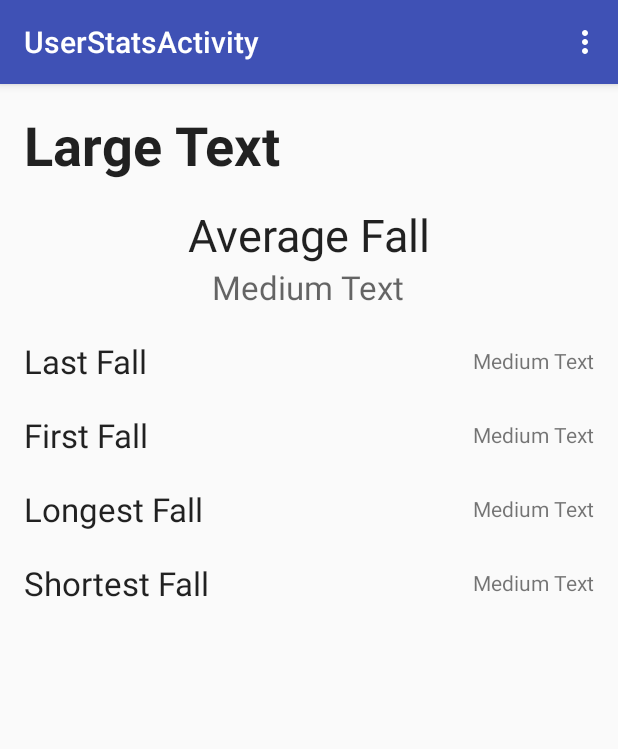
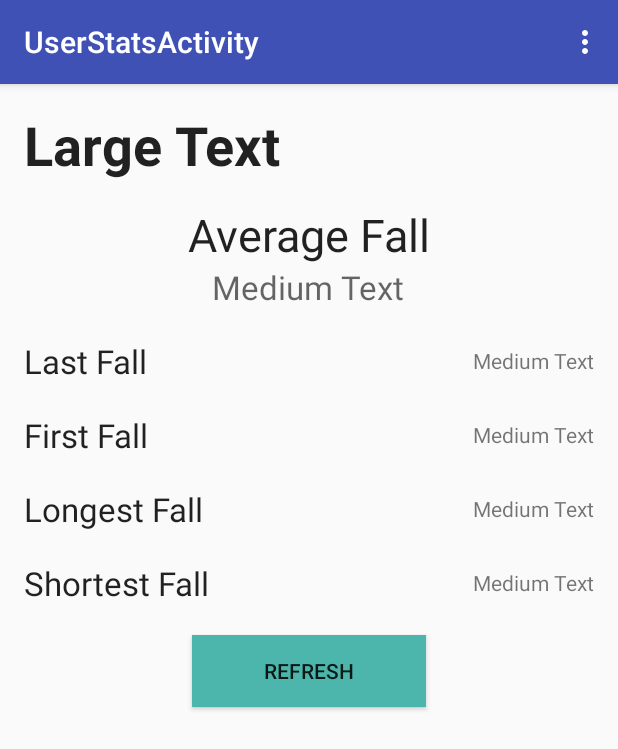
Before and after one commit to ryanhornik/freefallr, an Android app: the UserStatsActivity screen opened directly, with no data from a screen before it, on a phone screen of 412 x 824 dp. Shown: the top 749 px of the screen. Run offline under Robolectric (Android 15) with nearby library versions, the light colour scheme and no system bars; libraries missing offline, so code that uses them is left out: com.loopj.android, cz.msebera.android; 1 statement that could not run was skipped.

Commit message:
Refresh functionality added

```diff
--- a/app/src/main/java/com/freefaller/freefallr/UserStatsActivity.java
+++ b/app/src/main/java/com/freefaller/freefallr/UserStatsActivity.java
@@ -7,6 +7,8 @@ import android.support.v7.widget.Toolbar;
 import android.view.Menu;
 import android.view.MenuInflater;
 import android.view.MenuItem;
+import android.view.View;
+import android.widget.Button;
 import android.widget.TextView;
 
 import com.loopj.android.http.JsonHttpResponseHandler;
@@ -25,6 +27,7 @@ public class UserStatsActivity extends AppCompatActivity {
     TextView longest_fall;
     TextView shortest_fall;
     TextView average_fall;
+    Button refresh;
 
     @Override
     protected void onCreate(Bundle savedInstanceState) {
@@ -40,6 +43,14 @@ public class UserStatsActivity extends AppCompatActivity {
         first_fall = (TextView) findViewById(R.id.first_fall);
         longest_fall = (TextView) findViewById(R.id.longest_fall);
         shortest_fall = (TextView) findViewById(R.id.shortest_fall);
+        refresh = (Button) findViewById(R.id.refresh);
+
+        refresh.setOnClickListener(new View.OnClickListener() {
+            @Override
+            public void onClick(View v) {
+                FreeFallrHttpClient.get("/stats/", new RequestParams(), new UserStatsHandler());
+            }
+        });
     }
 
     class UserStatsHandler extends JsonHttpResponseHandler {
--- a/app/src/main/res/layout/content_user_stats.xml
+++ b/app/src/main/res/layout/content_user_stats.xml
@@ -11,7 +11,8 @@
     android:paddingTop="@dimen/activity_vertical_margin"
     app:layout_behavior="@string/appbar_scrolling_view_behavior"
     tools:context="com.freefaller.freefallr.UserStatsActivity"
-    tools:showIn="@layout/activity_user_stats">
+    tools:showIn="@layout/activity_user_stats"
+    android:visibility="visible">
 
     <TextView
         android:layout_width="wrap_content"
@@ -148,8 +149,17 @@
             android:layout_alignParentRight="true"
             android:id="@+id/shortest_fall"
             android:layout_centerVertical="true" />
+
     </RelativeLayout>
 
-
+    <Button
+        android:layout_width="156dp"
+        android:layout_height="wrap_content"
+        android:text="Refresh"
+        android:id="@+id/refresh"
+        android:layout_gravity="center_horizontal"
+        android:background="#4db6ac"
+        android:allowUndo="true"
+        android:layout_marginTop="20dp" />
 
 </LinearLayout>
```
